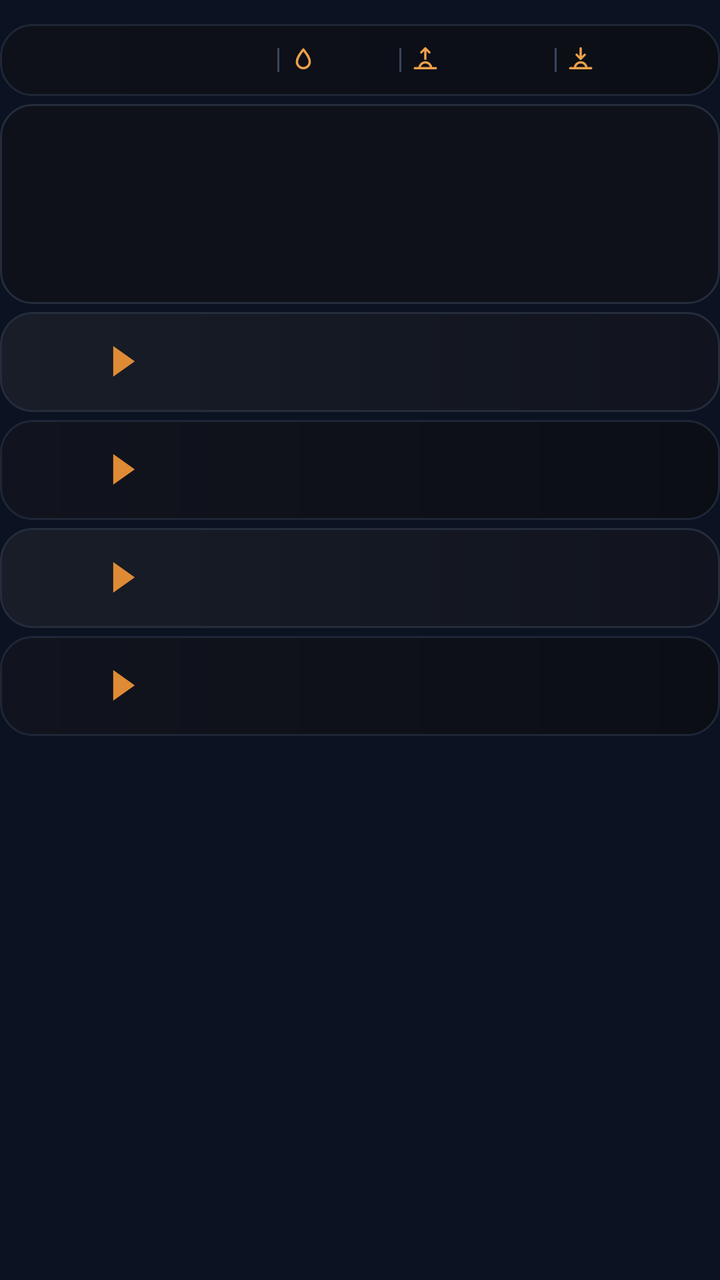
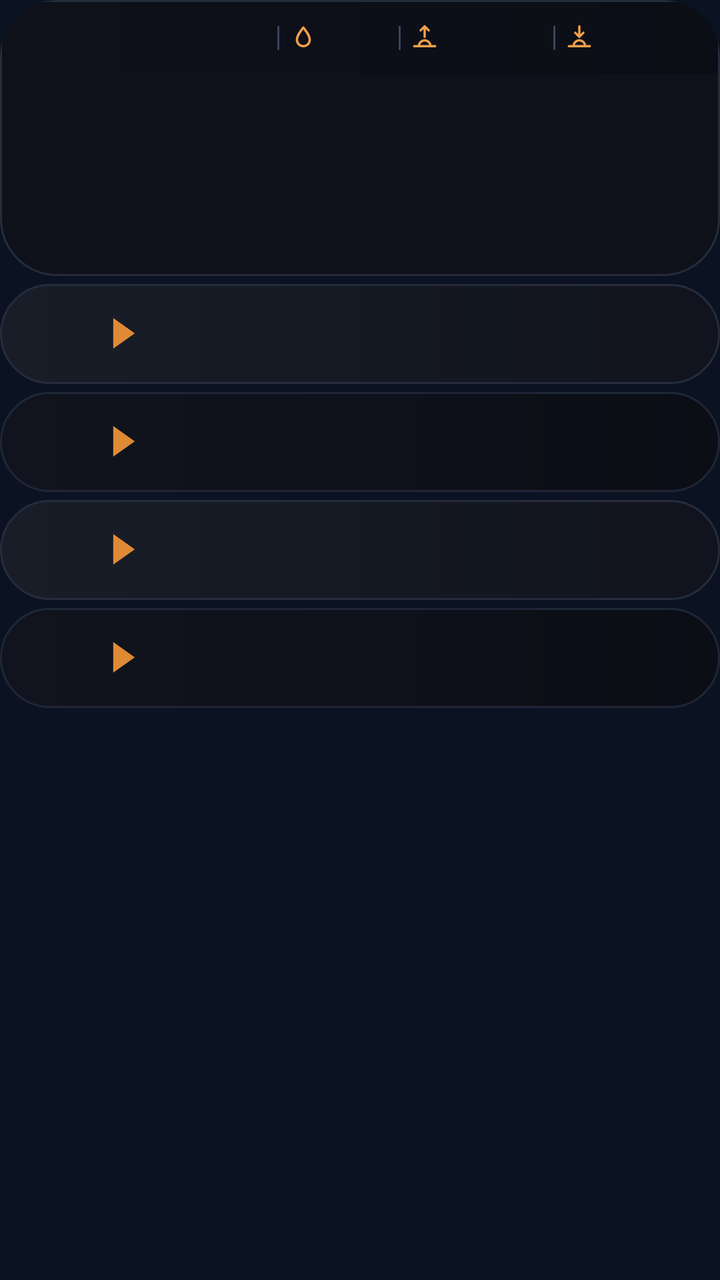

Before-and-after screenshots of an Android layout around one commit, followed by the original layout XML and the change that was made.
<!-- AndroidManifest.xml: application theme AppTheme -->
<!-- res/layout/widget_k4.xml -->
<?xml version="1.0" encoding="utf-8"?>
<FrameLayout xmlns:android="http://schemas.android.com/apk/res/android"
    android:id="@+id/root"
    android:layout_width="match_parent"
    android:layout_height="match_parent"
    android:paddingTop="12dp"
    android:paddingBottom="12dp">

    <LinearLayout
        android:layout_width="match_parent"
        android:layout_height="wrap_content"
        android:orientation="vertical">
        <LinearLayout
            android:layout_width="match_parent"
            android:layout_height="36dp"
            android:orientation="horizontal"
            android:gravity="center"
            android:background="@drawable/cur_header"
            android:paddingStart="10dp"
            android:paddingEnd="10dp">
            <ImageView
                android:id="@+id/hdr_feels"
                android:layout_width="0dp"
                android:layout_height="18dp"
                android:layout_weight="15"
                android:scaleType="fitCenter" />
            <ImageView
                android:id="@+id/sep0"
                android:layout_width="1dp"
                android:layout_height="12dp"
                android:src="@drawable/cur_sep"
                android:layout_marginStart="5dp"
                android:layout_marginEnd="5dp"
                android:scaleType="fitXY" />
            <ImageView
                android:id="@+id/ic0"
                android:layout_width="14dp"
                android:layout_height="14dp"
                android:src="@drawable/ic_drop"
                android:scaleType="fitCenter" />
            <ImageView
                android:id="@+id/hdr_hum"
                android:layout_width="0dp"
                android:layout_height="18dp"
                android:layout_weight="4"
                android:layout_marginStart="3dp"
                android:scaleType="fitStart" />
            <ImageView
                android:id="@+id/sep1"
                android:layout_width="1dp"
                android:layout_height="12dp"
                android:src="@drawable/cur_sep"
                android:layout_marginStart="5dp"
                android:layout_marginEnd="5dp"
                android:scaleType="fitXY" />
            <ImageView
                android:id="@+id/ic1"
                android:layout_width="14dp"
                android:layout_height="14dp"
                android:src="@drawable/ic_sunrise"
                android:scaleType="fitCenter" />
            <ImageView
                android:id="@+id/hdr_rise"
                android:layout_width="0dp"
                android:layout_height="18dp"
                android:layout_weight="6"
                android:layout_marginStart="3dp"
                android:scaleType="fitStart" />
            <ImageView
                android:id="@+id/sep2"
                android:layout_width="1dp"
                android:layout_height="12dp"
                android:src="@drawable/cur_sep"
                android:layout_marginStart="5dp"
                android:layout_marginEnd="5dp"
                android:scaleType="fitXY" />
            <ImageView
                android:id="@+id/ic2"
                android:layout_width="14dp"
                android:layout_height="14dp"
                android:src="@drawable/ic_sunset"
                android:scaleType="fitCenter" />
            <ImageView
                android:id="@+id/hdr_set"
                android:layout_width="0dp"
                android:layout_height="18dp"
                android:layout_weight="6"
                android:layout_marginStart="3dp"
                android:scaleType="fitStart" />
        </LinearLayout>
        <LinearLayout
            android:layout_width="match_parent"
            android:layout_height="100dp"
            android:orientation="horizontal"
            android:layout_marginTop="4dp"
            android:background="@drawable/cur_clocks"
            android:clipToOutline="true"
            android:padding="1dp">
            <FrameLayout
                android:layout_width="0dp"
                android:layout_height="match_parent"
                android:layout_weight="1">
                <ImageView
                    android:id="@+id/clk_bg_0"
                    android:layout_width="match_parent"
                    android:layout_height="match_parent"
                    android:scaleType="fitXY" />
                <LinearLayout
                    android:layout_width="match_parent"
                    android:layout_height="match_parent"
                    android:orientation="vertical"
                    android:gravity="center"
                    android:paddingStart="2dp"
                    android:paddingEnd="2dp">
                    <ImageView
                        android:id="@+id/clk_day_0"
                        android:layout_width="match_parent"
                        android:layout_height="16dp"
                        android:scaleType="fitCenter" />
                    <ImageView
                        android:id="@+id/clk_time_0"
                        android:layout_width="match_parent"
                        android:layout_height="30dp"
                        android:scaleType="fitCenter" />
                    <ImageView
                        android:id="@+id/clk_city_0"
                        android:layout_width="match_parent"
                        android:layout_height="17dp"
                        android:scaleType="fitCenter" />
                </LinearLayout>
            </FrameLayout>
            <FrameLayout
                android:layout_width="0dp"
                android:layout_height="match_parent"
                android:layout_weight="1">
                <ImageView
                    android:id="@+id/clk_bg_1"
                    android:layout_width="match_parent"
                    android:layout_height="match_parent"
                    android:scaleType="fitXY" />
                <LinearLayout
                    android:layout_width="match_parent"
                    android:layout_height="match_parent"
                    android:orientation="vertical"
                    android:gravity="center"
                    android:paddingStart="2dp"
                    android:paddingEnd="2dp">
                    <ImageView
                        android:id="@+id/clk_day_1"
                        android:layout_width="match_parent"
                        android:layout_height="16dp"
                        android:scaleType="fitCenter" />
                    <ImageView
                        android:id="@+id/clk_time_1"
                        android:layout_width="match_parent"
                        android:layout_height="30dp"
                        android:scaleType="fitCenter" />
                    <ImageView
                        android:id="@+id/clk_city_1"
                        android:layout_width="match_parent"
                        android:layout_height="17dp"
                        android:scaleType="fitCenter" />
                </LinearLayout>
            </FrameLayout>
            <FrameLayout
                android:layout_width="0dp"
                android:layout_height="match_parent"
                android:layout_weight="1">
                <ImageView
                    android:id="@+id/clk_bg_2"
                    android:layout_width="match_parent"
                    android:layout_height="match_parent"
                    android:scaleType="fitXY" />
                <LinearLayout
                    android:layout_width="match_parent"
                    android:layout_height="match_parent"
                    android:orientation="vertical"
                    android:gravity="center"
                    android:paddingStart="2dp"
                    android:paddingEnd="2dp">
                    <ImageView
                        android:id="@+id/clk_day_2"
                        android:layout_width="match_parent"
                        android:layout_height="16dp"
                        android:scaleType="fitCenter" />
                    <ImageView
                        android:id="@+id/clk_time_2"
                        android:layout_width="match_parent"
                        android:layout_height="30dp"
                        android:scaleType="fitCenter" />
                    <ImageView
                        android:id="@+id/clk_city_2"
                        android:layout_width="match_parent"
                        android:layout_height="17dp"
                        android:scaleType="fitCenter" />
                </LinearLayout>
            </FrameLayout>
            <FrameLayout
                android:layout_width="0dp"
                android:layout_height="match_parent"
                android:layout_weight="1">
                <ImageView
                    android:id="@+id/clk_bg_3"
                    android:layout_width="match_parent"
                    android:layout_height="match_parent"
                    android:scaleType="fitXY" />
                <LinearLayout
                    android:layout_width="match_parent"
                    android:layout_height="match_parent"
                    android:orientation="vertical"
                    android:gravity="center"
                    android:paddingStart="2dp"
                    android:paddingEnd="2dp">
                    <ImageView
                        android:id="@+id/clk_day_3"
                        android:layout_width="match_parent"
                        android:layout_height="16dp"
                        android:scaleType="fitCenter" />
                    <ImageView
                        android:id="@+id/clk_time_3"
                        android:layout_width="match_parent"
                        android:layout_height="30dp"
                        android:scaleType="fitCenter" />
                    <ImageView
                        android:id="@+id/clk_city_3"
                        android:layout_width="match_parent"
                        android:layout_height="17dp"
                        android:scaleType="fitCenter" />
                </LinearLayout>
            </FrameLayout>
        </LinearLayout>
        <LinearLayout
            android:layout_width="match_parent"
            android:layout_height="50dp"
            android:orientation="horizontal"
            android:gravity="center_vertical"
            android:layout_marginTop="4dp"
            android:background="@drawable/cur_row_light"
            android:paddingStart="10dp"
            android:paddingEnd="10dp">
            <LinearLayout
                android:layout_width="wrap_content"
                android:layout_height="wrap_content"
                android:orientation="horizontal"
                android:gravity="center_vertical">
                <ImageView
                    android:id="@+id/fl_a_0"
                    android:layout_width="32dp"
                    android:layout_height="27dp"
                    android:scaleType="fitCenter" />
                <ImageView
                    android:id="@+id/code_a_0"
                    android:layout_width="wrap_content"
                    android:layout_height="22dp"
                    android:adjustViewBounds="true"
                    android:layout_marginStart="6dp"
                    android:scaleType="fitStart" />
                <ImageView
                    android:id="@+id/arrow_0"
                    android:layout_width="12dp"
                    android:layout_height="16dp"
                    android:src="@drawable/cur_arrow"
                    android:layout_marginStart="8dp"
                    android:layout_marginEnd="10dp"
                    android:scaleType="fitCenter" />
                <ImageView
                    android:id="@+id/fl_b_0"
                    android:layout_width="32dp"
                    android:layout_height="27dp"
                    android:scaleType="fitCenter" />
                <ImageView
                    android:id="@+id/code_b_0"
                    android:layout_width="wrap_content"
                    android:layout_height="22dp"
                    android:adjustViewBounds="true"
                    android:layout_marginStart="6dp"
                    android:scaleType="fitStart" />
            </LinearLayout>
            <FrameLayout
                android:layout_width="0dp"
                android:layout_height="1dp"
                android:layout_weight="1" />
            <LinearLayout
                android:layout_width="108dp"
                android:layout_height="wrap_content"
                android:orientation="vertical"
                android:layout_marginStart="6dp">
                <LinearLayout
                    android:layout_width="match_parent"
                    android:layout_height="wrap_content"
                    android:orientation="horizontal"
                    android:gravity="center_vertical">
                    <ImageView
                        android:id="@+id/mkt_lbl_0"
                        android:layout_width="40dp"
                        android:layout_height="14dp"
                        android:scaleType="fitStart" />
                    <ImageView
                        android:id="@+id/mkt_val_0"
                        android:layout_width="0dp"
                        android:layout_height="20dp"
                        android:layout_weight="1"
                        android:scaleType="fitEnd" />
                </LinearLayout>
                <LinearLayout
                    android:layout_width="match_parent"
                    android:layout_height="wrap_content"
                    android:orientation="horizontal"
                    android:gravity="center_vertical"
                    android:layout_marginTop="2dp">
                    <ImageView
                        android:id="@+id/visa_logo_0"
                        android:layout_width="40dp"
                        android:layout_height="20dp"
                        android:scaleType="fitStart" />
                    <ImageView
                        android:id="@+id/visa_val_0"
                        android:layout_width="0dp"
                        android:layout_height="17dp"
                        android:layout_weight="1"
                        android:scaleType="fitEnd" />
                </LinearLayout>
            </LinearLayout>
        </LinearLayout>
        <LinearLayout
            android:layout_width="match_parent"
            android:layout_height="50dp"
            android:orientation="horizontal"
            android:gravity="center_vertical"
            android:layout_marginTop="4dp"
            android:background="@drawable/cur_row_dark"
            android:paddingStart="10dp"
            android:paddingEnd="10dp">
            <LinearLayout
                android:layout_width="wrap_content"
                android:layout_height="wrap_content"
                android:orientation="horizontal"
                android:gravity="center_vertical">
                <ImageView
                    android:id="@+id/fl_a_1"
                    android:layout_width="32dp"
                    android:layout_height="27dp"
                    android:scaleType="fitCenter" />
                <ImageView
                    android:id="@+id/code_a_1"
                    android:layout_width="wrap_content"
                    android:layout_height="22dp"
                    android:adjustViewBounds="true"
                    android:layout_marginStart="6dp"
                    android:scaleType="fitStart" />
                <ImageView
                    android:id="@+id/arrow_1"
                    android:layout_width="12dp"
                    android:layout_height="16dp"
                    android:src="@drawable/cur_arrow"
                    android:layout_marginStart="8dp"
                    android:layout_marginEnd="10dp"
                    android:scaleType="fitCenter" />
                <ImageView
                    android:id="@+id/fl_b_1"
                    android:layout_width="32dp"
                    android:layout_height="27dp"
                    android:scaleType="fitCenter" />
                <ImageView
                    android:id="@+id/code_b_1"
                    android:layout_width="wrap_content"
                    android:layout_height="22dp"
                    android:adjustViewBounds="true"
                    android:layout_marginStart="6dp"
                    android:scaleType="fitStart" />
            </LinearLayout>
            <FrameLayout
                android:layout_width="0dp"
                android:layout_height="1dp"
                android:layout_weight="1" />
            <LinearLayout
                android:layout_width="108dp"
                android:layout_height="wrap_content"
                android:orientation="vertical"
                android:layout_marginStart="6dp">
                <LinearLayout
                    android:layout_width="match_parent"
                    android:layout_height="wrap_content"
                    android:orientation="horizontal"
                    android:gravity="center_vertical">
                    <ImageView
                        android:id="@+id/mkt_lbl_1"
                        android:layout_width="40dp"
                        android:layout_height="14dp"
                        android:scaleType="fitStart" />
                    <ImageView
                        android:id="@+id/mkt_val_1"
                        android:layout_width="0dp"
                        android:layout_height="20dp"
                        android:layout_weight="1"
                        android:scaleType="fitEnd" />
                </LinearLayout>
                <LinearLayout
                    android:layout_width="match_parent"
                    android:layout_height="wrap_content"
                    android:orientation="horizontal"
                    android:gravity="center_vertical"
                    android:layout_marginTop="2dp">
                    <ImageView
                        android:id="@+id/visa_logo_1"
                        android:layout_width="40dp"
                        android:layout_height="20dp"
                        android:scaleType="fitStart" />
                    <ImageView
                        android:id="@+id/visa_val_1"
                        android:layout_width="0dp"
                        android:layout_height="17dp"
                        android:layout_weight="1"
                        android:scaleType="fitEnd" />
                </LinearLayout>
            </LinearLayout>
        </LinearLayout>
        <LinearLayout
            android:layout_width="match_parent"
            android:layout_height="50dp"
            android:orientation="horizontal"
            android:gravity="center_vertical"
            android:layout_marginTop="4dp"
            android:background="@drawable/cur_row_light"
            android:paddingStart="10dp"
            android:paddingEnd="10dp">
            <LinearLayout
                android:layout_width="wrap_content"
                android:layout_height="wrap_content"
                android:orientation="horizontal"
                android:gravity="center_vertical">
                <ImageView
                    android:id="@+id/fl_a_2"
                    android:layout_width="32dp"
                    android:layout_height="27dp"
                    android:scaleType="fitCenter" />
                <ImageView
                    android:id="@+id/code_a_2"
                    android:layout_width="wrap_content"
                    android:layout_height="22dp"
                    android:adjustViewBounds="true"
                    android:layout_marginStart="6dp"
                    android:scaleType="fitStart" />
                <ImageView
                    android:id="@+id/arrow_2"
                    android:layout_width="12dp"
                    android:layout_height="16dp"
                    android:src="@drawable/cur_arrow"
                    android:layout_marginStart="8dp"
                    android:layout_marginEnd="10dp"
                    android:scaleType="fitCenter" />
                <ImageView
                    android:id="@+id/fl_b_2"
                    android:layout_width="32dp"
                    android:layout_height="27dp"
                    android:scaleType="fitCenter" />
                <ImageView
                    android:id="@+id/code_b_2"
                    android:layout_width="wrap_content"
                    android:layout_height="22dp"
                    android:adjustViewBounds="true"
                    android:layout_marginStart="6dp"
                    android:scaleType="fitStart" />
            </LinearLayout>
            <FrameLayout
                android:layout_width="0dp"
                android:layout_height="1dp"
                android:layout_weight="1" />
            <LinearLayout
                android:layout_width="108dp"
                android:layout_height="wrap_content"
                android:orientation="vertical"
                android:layout_marginStart="6dp">
                <LinearLayout
                    android:layout_width="match_parent"
                    android:layout_height="wrap_content"
                    android:orientation="horizontal"
                    android:gravity="center_vertical">
                    <ImageView
                        android:id="@+id/mkt_lbl_2"
                        android:layout_width="40dp"
                        android:layout_height="14dp"
                        android:scaleType="fitStart" />
                    <ImageView
                        android:id="@+id/mkt_val_2"
                        android:layout_width="0dp"
                        android:layout_height="20dp"
                        android:layout_weight="1"
                        android:scaleType="fitEnd" />
                </LinearLayout>
                <LinearLayout
                    android:layout_width="match_parent"
                    android:layout_height="wrap_content"
                    android:orientation="horizontal"
                    android:gravity="center_vertical"
                    android:layout_marginTop="2dp">
                    <ImageView
                        android:id="@+id/visa_logo_2"
                        android:layout_width="40dp"
                        android:layout_height="20dp"
                        android:scaleType="fitStart" />
                    <ImageView
                        android:id="@+id/visa_val_2"
                        android:layout_width="0dp"
                        android:layout_height="17dp"
                        android:layout_weight="1"
                        android:scaleType="fitEnd" />
                </LinearLayout>
            </LinearLayout>
        </LinearLayout>
        <LinearLayout
            android:layout_width="match_parent"
            android:layout_height="50dp"
            android:orientation="horizontal"
            android:gravity="center_vertical"
            android:layout_marginTop="4dp"
            android:background="@drawable/cur_row_dark"
            android:paddingStart="10dp"
            android:paddingEnd="10dp">
            <LinearLayout
                android:layout_width="wrap_content"
                android:layout_height="wrap_content"
                android:orientation="horizontal"
                android:gravity="center_vertical">
                <ImageView
                    android:id="@+id/fl_a_3"
                    android:layout_width="32dp"
                    android:layout_height="27dp"
                    android:scaleType="fitCenter" />
                <ImageView
                    android:id="@+id/code_a_3"
                    android:layout_width="wrap_content"
                    android:layout_height="22dp"
                    android:adjustViewBounds="true"
                    android:layout_marginStart="6dp"
                    android:scaleType="fitStart" />
                <ImageView
                    android:id="@+id/arrow_3"
                    android:layout_width="12dp"
                    android:layout_height="16dp"
                    android:src="@drawable/cur_arrow"
                    android:layout_marginStart="8dp"
                    android:layout_marginEnd="10dp"
                    android:scaleType="fitCenter" />
                <ImageView
                    android:id="@+id/fl_b_3"
                    android:layout_width="32dp"
                    android:layout_height="27dp"
                    android:scaleType="fitCenter" />
                <ImageView
                    android:id="@+id/code_b_3"
                    android:layout_width="wrap_content"
                    android:layout_height="22dp"
                    android:adjustViewBounds="true"
                    android:layout_marginStart="6dp"
                    android:scaleType="fitStart" />
            </LinearLayout>
            <FrameLayout
                android:layout_width="0dp"
                android:layout_height="1dp"
                android:layout_weight="1" />
            <LinearLayout
                android:layout_width="108dp"
                android:layout_height="wrap_content"
                android:orientation="vertical"
                android:layout_marginStart="6dp">
                <LinearLayout
                    android:layout_width="match_parent"
                    android:layout_height="wrap_content"
                    android:orientation="horizontal"
                    android:gravity="center_vertical">
                    <ImageView
                        android:id="@+id/mkt_lbl_3"
                        android:layout_width="40dp"
                        android:layout_height="14dp"
                        android:scaleType="fitStart" />
                    <ImageView
                        android:id="@+id/mkt_val_3"
                        android:layout_width="0dp"
                        android:layout_height="20dp"
                        android:layout_weight="1"
                        android:scaleType="fitEnd" />
                </LinearLayout>
                <LinearLayout
                    android:layout_width="match_parent"
                    android:layout_height="wrap_content"
                    android:orientation="horizontal"
                    android:gravity="center_vertical"
                    android:layout_marginTop="2dp">
                    <ImageView
                        android:id="@+id/visa_logo_3"
                        android:layout_width="40dp"
                        android:layout_height="20dp"
                        android:scaleType="fitStart" />
                    <ImageView
                        android:id="@+id/visa_val_3"
                        android:layout_width="0dp"
                        android:layout_height="17dp"
                        android:layout_weight="1"
                        android:scaleType="fitEnd" />
                </LinearLayout>
            </LinearLayout>
        </LinearLayout>
    </LinearLayout>
</FrameLayout>
<!-- resources referenced by this layout -->
<resources>
  <!-- drawable cur_arrow (drawable) -->
  <?xml version="1.0" encoding="utf-8"?>
  <vector xmlns:android="http://schemas.android.com/apk/res/android" android:width="20dp" android:height="26dp" android:viewportWidth="20" android:viewportHeight="26">
      <path android:fillColor="#FFDF8B35" android:pathData="M1,0L1,26L19,13Z" />
  </vector>
  <!-- drawable cur_clocks (drawable) -->
  <?xml version="1.0" encoding="utf-8"?>
  <shape xmlns:android="http://schemas.android.com/apk/res/android" android:shape="rectangle">
      <gradient android:angle="0" android:startColor="#FF0E111A" android:endColor="#FF0E111A" />
      <stroke android:width="1dp" android:color="#FF252C3C" />
      <corners android:radius="@dimen/widget_radius" />
  </shape>
  <!-- drawable cur_header (drawable) -->
  <?xml version="1.0" encoding="utf-8"?>
  <shape xmlns:android="http://schemas.android.com/apk/res/android" android:shape="rectangle">
      <gradient android:angle="0" android:startColor="#FF0E111A" android:endColor="#FF0B0E15" />
      <stroke android:width="1dp" android:color="#FF1F2636" />
      <corners android:radius="@dimen/widget_radius" />
  </shape>
  <!-- drawable cur_row_dark (drawable) -->
  <?xml version="1.0" encoding="utf-8"?>
  <shape xmlns:android="http://schemas.android.com/apk/res/android" android:shape="rectangle">
      <gradient android:angle="0" android:startColor="#FF11141E" android:endColor="#FF0B0E15" />
      <stroke android:width="1dp" android:color="#FF1F2636" />
      <corners android:radius="@dimen/widget_radius" />
  </shape>
  <!-- drawable cur_row_light (drawable) -->
  <?xml version="1.0" encoding="utf-8"?>
  <shape xmlns:android="http://schemas.android.com/apk/res/android" android:shape="rectangle">
      <gradient android:angle="0" android:startColor="#FF181D28" android:endColor="#FF11141E" />
      <stroke android:width="1dp" android:color="#FF252C3C" />
      <corners android:radius="@dimen/widget_radius" />
  </shape>
  <!-- drawable cur_sep (drawable) -->
  <?xml version="1.0" encoding="utf-8"?>
  <shape xmlns:android="http://schemas.android.com/apk/res/android" android:shape="rectangle"><solid android:color="#FF3A4560" /></shape>
  <!-- drawable ic_drop (drawable) -->
  <?xml version="1.0" encoding="utf-8"?>
  <vector xmlns:android="http://schemas.android.com/apk/res/android" android:width="24dp" android:height="24dp" android:viewportWidth="24" android:viewportHeight="24">
      <path android:strokeColor="#FFF0A04B" android:strokeWidth="2" android:strokeLineJoin="round" android:fillColor="#00000000"
          android:pathData="M12,3C15,7 17.5,10 17.5,13.5A5.5,5.5 0,0 1,6.5 13.5C6.5,10 9,7 12,3Z" />
  </vector>
  <!-- drawable ic_sunset (drawable) -->
  <?xml version="1.0" encoding="utf-8"?>
  <vector xmlns:android="http://schemas.android.com/apk/res/android" android:width="24dp" android:height="24dp" android:viewportWidth="24" android:viewportHeight="24">
      <path android:strokeColor="#FFF0A04B" android:strokeWidth="2" android:strokeLineCap="round" android:strokeLineJoin="round" android:fillColor="#00000000"
          android:pathData="M3,19L21,19M7,19A5,5 0,0 1,17 19M12,2L12,11M8.5,7.5L12,11L15.5,7.5" />
  </vector>
  <style name="AppTheme" parent="@android:style/Theme.DeviceDefault.NoActionBar">
          <item name="android:colorAccent">#DF8B35</item>
          <item name="android:colorControlActivated">#DF8B35</item>
          <item name="android:windowBackground">#0B1322</item>
          <item name="android:statusBarColor">#0E111A</item>
          <item name="android:navigationBarColor">#0B1322</item>
          <item name="android:textColorHint">#718096</item>
      </style>
  <dimen name="widget_radius">16dp</dimen>
  <!-- unchanged entries left out for length: 1 -->
</resources>

<!-- the commit's change to res/layout/widget_k4.xml (unified diff, before → after) -->
@@ -3,8 +3,7 @@
     android:id="@+id/root"
     android:layout_width="match_parent"
     android:layout_height="match_parent"
-    android:paddingTop="12dp"
-    android:paddingBottom="12dp">
+    android:padding="0dp">
 
     <LinearLayout
         android:layout_width="match_parent"
@@ -12,10 +11,17 @@
         android:orientation="vertical">
         <LinearLayout
             android:layout_width="match_parent"
+            android:layout_height="wrap_content"
+            android:background="@drawable/cur_clocks"
+            android:clipToOutline="true"
+            android:orientation="vertical"
+            android:padding="1dp">
+        <LinearLayout
+            android:layout_width="match_parent"
             android:layout_height="36dp"
             android:orientation="horizontal"
             android:gravity="center"
-            android:background="@drawable/cur_header"
+            android:background="@drawable/cur_header_flat"
             android:paddingStart="10dp"
             android:paddingEnd="10dp">
             <ImageView
@@ -92,10 +98,7 @@
             android:layout_width="match_parent"
             android:layout_height="100dp"
             android:orientation="horizontal"
-            android:layout_marginTop="4dp"
-            android:background="@drawable/cur_clocks"
-            android:clipToOutline="true"
-            android:padding="1dp">
+            android:padding="0dp">
             <FrameLayout
                 android:layout_width="0dp"
                 android:layout_height="match_parent"
@@ -228,6 +231,7 @@
                         android:scaleType="fitCenter" />
                 </LinearLayout>
             </FrameLayout>
+        </LinearLayout>
         </LinearLayout>
         <LinearLayout
             android:layout_width="match_parent"
<!-- resource entries referenced after the edit -->
@@ -12,12 +12,10 @@
       <stroke android:width="1dp" android:color="#FF252C3C" />
       <corners android:radius="@dimen/widget_radius" />
   </shape>
-  <!-- drawable cur_header (drawable) -->
+  <!-- drawable cur_header_flat (drawable) -->
   <?xml version="1.0" encoding="utf-8"?>
   <shape xmlns:android="http://schemas.android.com/apk/res/android" android:shape="rectangle">
       <gradient android:angle="0" android:startColor="#FF0E111A" android:endColor="#FF0B0E15" />
-      <stroke android:width="1dp" android:color="#FF1F2636" />
-      <corners android:radius="@dimen/widget_radius" />
   </shape>
   <!-- drawable cur_row_dark (drawable) -->
   <?xml version="1.0" encoding="utf-8"?>
@@ -56,7 +54,7 @@
           <item name="android:navigationBarColor">#0B1322</item>
           <item name="android:textColorHint">#718096</item>
       </style>
-  <dimen name="widget_radius">16dp</dimen>
+  <dimen name="widget_radius">24dp</dimen>
   <!-- unchanged entries left out for length: 1 -->
 </resources>
 
